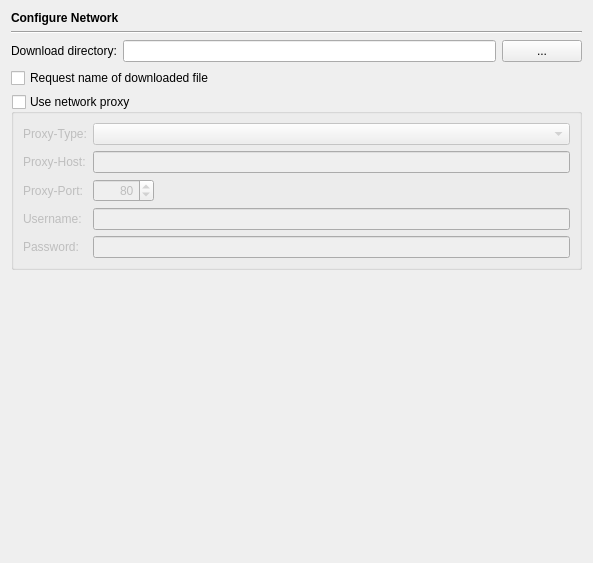
First picture: the form in Preferences/ConfigurationPages/NetworkPage.ui, repository testmana2/test, before the edit.
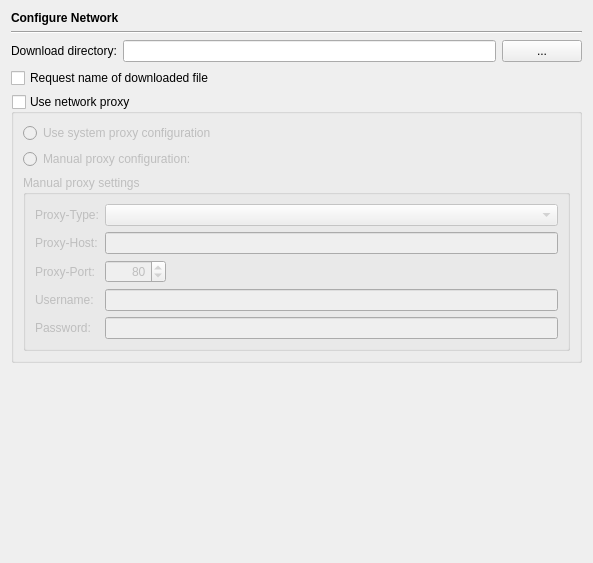
Second picture: the form after the edit.

Commit message: Added code to enhance the proxy configuration and removed the usage of QHttp.

```diff
--- a/Preferences/ConfigurationPages/NetworkPage.ui
+++ b/Preferences/ConfigurationPages/NetworkPage.ui
@@ -10,7 +10,7 @@
     <height>563</height>
    </rect>
   </property>
-  <layout class="QVBoxLayout" name="verticalLayout">
+  <layout class="QVBoxLayout" name="verticalLayout_2">
    <item>
     <widget class="QLabel" name="headerLabel">
      <property name="text">
@@ -83,6 +83,35 @@
      <property name="checked">
       <bool>false</bool>
      </property>
+     <layout class="QVBoxLayout" name="verticalLayout">
+      <item>
+       <widget class="QRadioButton" name="systemProxyButton">
+        <property name="toolTip">
+         <string>Select to use the system proxy configuration</string>
+        </property>
+        <property name="text">
+         <string>Use system proxy configuration</string>
+        </property>
+       </widget>
+      </item>
+      <item>
+       <widget class="QRadioButton" name="manualProxyButton">
+        <property name="toolTip">
+         <string>Select to use an application specific proxy configuration</string>
+        </property>
+        <property name="text">
+         <string>Manual proxy configuration:</string>
+        </property>
+       </widget>
+      </item>
+      <item>
+       <widget class="QGroupBox" name="groupBox">
+        <property name="title">
+         <string>Manual proxy settings</string>
+        </property>
+        <property name="flat">
+         <bool>false</bool>
+        </property>
      <layout class="QGridLayout" name="gridLayout">
       <item row="0" column="0">
        <widget class="QLabel" name="label_5">
@@ -185,6 +214,9 @@
      </layout>
     </widget>
    </item>
+     </layout>
+    </widget>
+   </item>
    <item>
     <spacer>
      <property name="orientation">
```
Left out of the diff: 21 changed lines with no effect on the pictures. Lines whose indentation alone changed are shown as unchanged. The commit also changes 25 other files.
